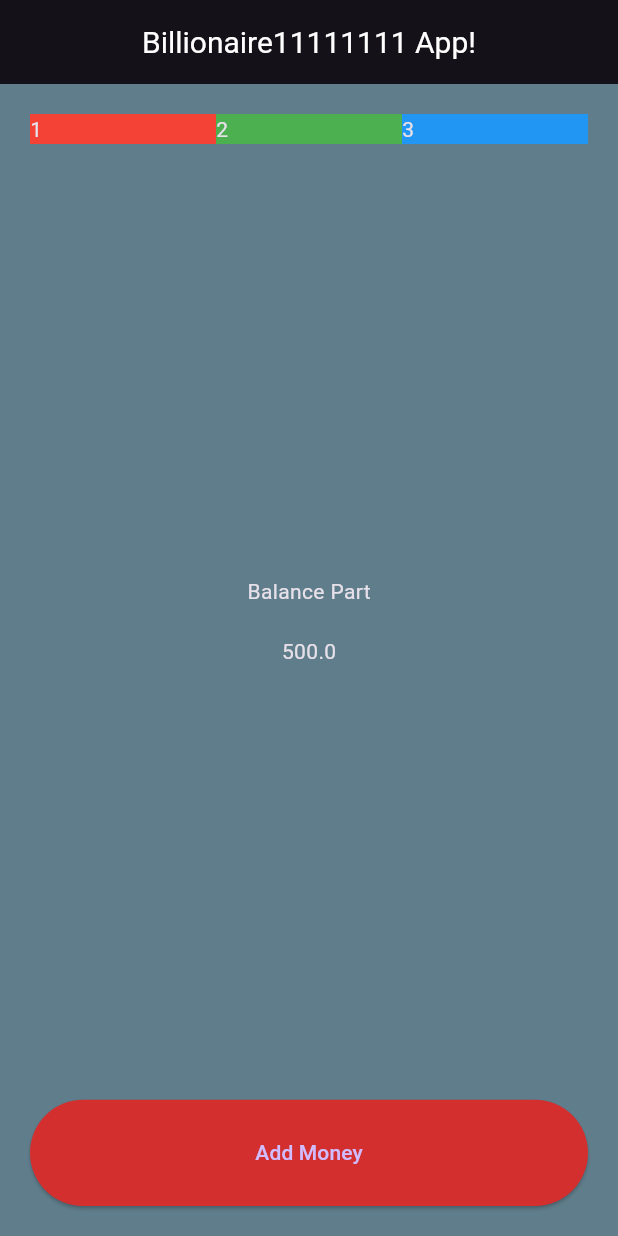
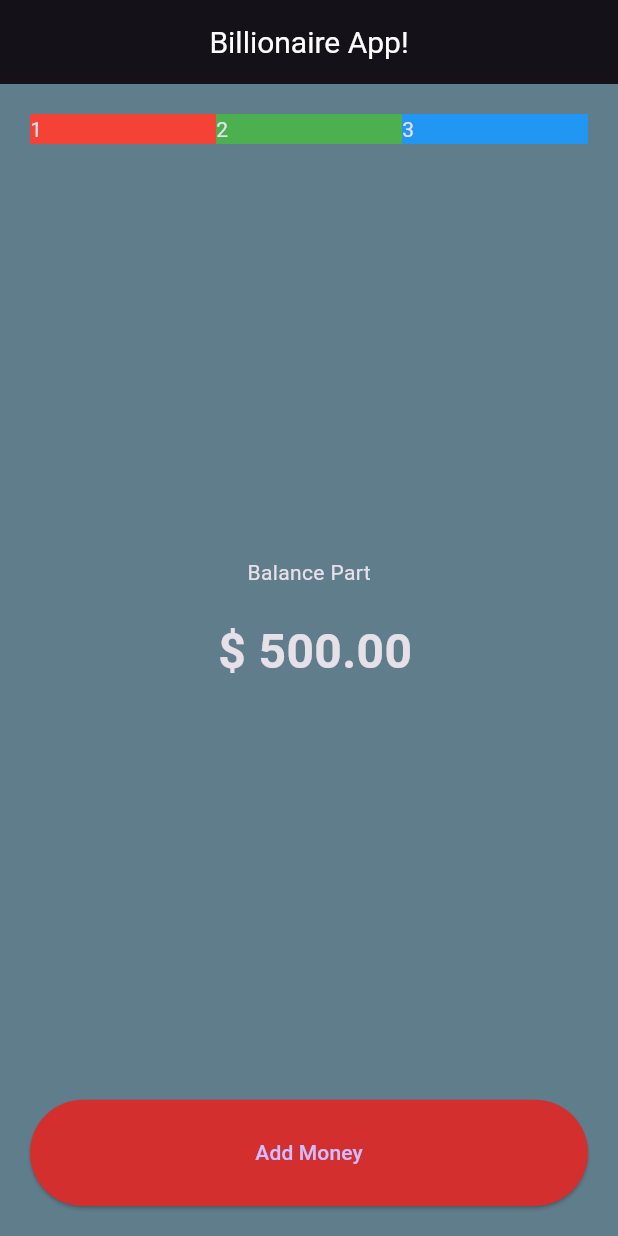
Before and after one commit to ThongDangg/billionaireapp, a Flutter app: the screen it shows after launch, after a tap on "Add Money", on a phone screen of 412 x 824 dp. Run offline on Flutter 3.47's test engine with Material 3 defaults, Android fonts, the phone set to English and light mode, and no system bars; our stand-ins replace shared_preferences.

Commit message:
updated nhung thu con lai

```diff
--- /dev/null
+++ b/lib/add_money_button.dart
@@ -0,0 +1,30 @@
+import 'package:flutter/material.dart';
+
+class AddMoneyButton extends StatelessWidget {
+
+
+void Function() addMoneyFunction;
+
+
+  AddMoneyButton({super.key, required this.addMoneyFunction}); //required cái thg addmoneyfunction này là xài tính kế thừa
+
+  @override
+  Widget build(BuildContext context) {
+    return Expanded(
+                flex: 1,
+                child: ElevatedButton(
+                  //có 3 loại button elevated,text,outlined,
+                  onPressed: addMoneyFunction,
+                  child: Text("Add Money"),
+                  style: ElevatedButton.styleFrom(
+                    backgroundColor: Colors.red[700],
+                    minimumSize: Size(
+                      double
+                          .infinity, //thằng double infinity này thấy xài nhiều cho chiều rộng
+                      0,
+                    ),
+                  ),
+                ),
+              );
+  }
+}
--- /dev/null
+++ b/lib/balance_view.dart
@@ -0,0 +1,28 @@
+import 'package:flutter/material.dart';
+import 'package:intl/intl.dart';
+
+// https://www.appicon.co/ de tao icon tu hinh anh
+
+class BalanceView extends StatelessWidget {
+  double balance;
+
+  BalanceView({super.key, required this.balance});
+
+  @override
+  Widget build(BuildContext context) {
+    return Expanded(
+      flex: 9,
+      child: Column(
+        mainAxisAlignment: MainAxisAlignment.center,
+        children: [
+          Text("Balance Part"),
+          SizedBox(height: 20),
+          Text(
+            " \$ ${NumberFormat.simpleCurrency(name: '').format(balance)}",
+            style: TextStyle(fontSize: 32, fontWeight: FontWeight.bold),
+          ),
+        ],
+      ),
+    );
+  }
+}
--- a/lib/main.dart
+++ b/lib/main.dart
@@ -1,6 +1,10 @@
+import 'package:billonaireapp/add_money_button.dart';
+import 'package:billonaireapp/balance_view.dart';
 import 'package:flutter/material.dart';
+import 'package:shared_preferences/shared_preferences.dart'; // muon import j do le thi ctrl .
 
 void main() {
+  WidgetsFlutterBinding.ensureInitialized();
   runApp(MyApp());
 }
 
@@ -13,9 +17,35 @@ class MyApp extends StatefulWidget {
 
 class _MyAppState extends State<MyApp> {
   double balance = 500;
-  void addMoney() {
-    balance += 500;
-    print(balance);
+  void addMoney() async {
+    setState(() {
+      // sử dụng để thay đổi trạng thái
+      balance += 500;
+    });
+    final SharedPreferences prefs =
+        await SharedPreferences.getInstance(); // khúc này còn sai vì nếu dùng await thì hàm phải có async
+
+    // Save an double value to 'decimal' key.
+    await prefs.setDouble('balance', balance);
+  }
+
+  // này xài để lưu dữ liệu sau khi thay đổi luôn
+  @override
+  void initState() {
+    super.initState();
+    loadBalance();
+  }
+
+  // Obtain shared preferences.
+  void loadBalance() async {
+    final SharedPreferences prefs = await SharedPreferences.getInstance();
+
+    // Save an double value to 'decimal' key.
+    setState(() {
+      balance =
+          prefs.getDouble('balance') ??
+          0; //giá trị ban đầu là null mà double không chấp nhận null nên phải thêm fallback value bằng ? //nếu get value thì ko cần await
+    });
   }
 
   @override
@@ -24,7 +54,7 @@ class _MyAppState extends State<MyApp> {
       theme: ThemeData.dark(useMaterial3: true),
       home: Scaffold(
         appBar: AppBar(
-          title: Text("Billionaire11111111 App!"),
+          title: Text("Billionaire App!"),
           centerTitle: true,
           titleTextStyle: TextStyle(fontSize: 20),
         ),
@@ -60,33 +90,10 @@ class _MyAppState extends State<MyApp> {
                   ),
                 ],
               ),
-              Expanded(
-                flex: 9,
-                child: Column(
-                  mainAxisAlignment: MainAxisAlignment.center,
-                  children: [
-                    Text("Balance Part"),
-                    SizedBox(height: 20),
-                    Text("$balance"),
-                  ],
-                ),
-              ),
-              Expanded(
-                flex: 1,
-                child: ElevatedButton(
-                  //có 3 loại button elevated,text,outlined,
-                  onPressed: addMoney,
-                  child: Text("Add Money"),
-                  style: ElevatedButton.styleFrom(
-                    backgroundColor: Colors.red[700],
-                    minimumSize: Size(
-                      double
-                          .infinity, //thằng double infinity này thấy xài nhiều cho chiều rộng
-                      0,
-                    ),
-                  ),
-                ),
-              ),
+              BalanceView(balance: balance),
+              AddMoneyButton(
+                addMoneyFunction: addMoney,
+              ), //để sử dụng function của thg con thì phải cho thg con kế thừa r gọi ra
             ],
           ),
         ),
--- a/pubspec.yaml
+++ b/pubspec.yaml
@@ -34,6 +34,8 @@ dependencies:
   # The following adds the Cupertino Icons font to your application.
   # Use with the CupertinoIcons class for iOS style icons.
   cupertino_icons: ^1.0.8
+  shared_preferences: ^2.5.3
+  intl: ^0.20.2
 
 dev_dependencies:
   flutter_test:
```
Also changed, not shown: pubspec.lock, 20 other files.
